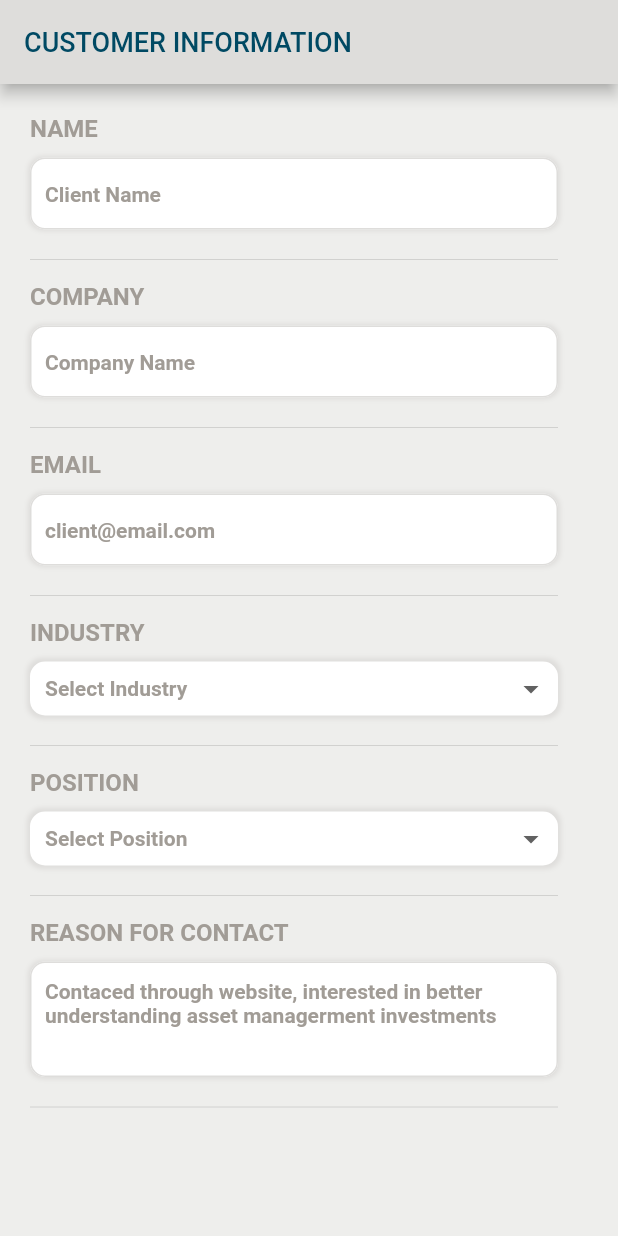
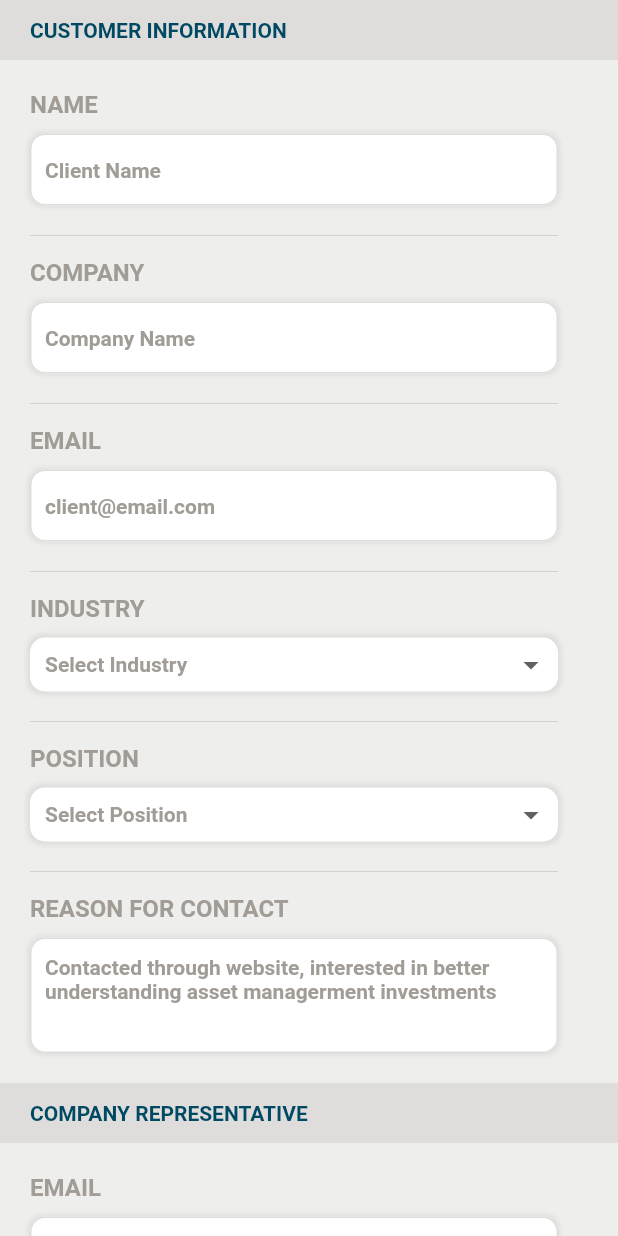
Before and after one commit to SonQBChau/brand_root_solution, a Flutter app: the screen it shows after launch, on a phone screen of 412 x 824 dp. Run offline on Flutter 3.47's test engine with Material 2 defaults, Android fonts, the phone set to English and light mode, and no system bars.

Commit message:
add representative widget

```diff
--- a/lib/screens/customer_info_page.dart
+++ b/lib/screens/customer_info_page.dart
@@ -1,17 +1,12 @@
 import 'package:flutter/material.dart';
+import 'package:sale_form_demo/data/form_texts.dart';
 import 'package:sale_form_demo/utils/app_color.dart';
 
 class CustomerInfoPage extends StatelessWidget {
   @override
   Widget build(BuildContext context) {
     return Scaffold(
-      appBar: AppBar(
-        title: Text(
-          'CUSTOMER INFORMATION',
-          style: TextStyle(color: colorBlue, fontSize: 18),
-        ),
-        backgroundColor: colorGrey20,
-      ),
+
       body: Container(
         decoration: BoxDecoration(color: colorGrey10),
         child: ListView(
@@ -24,14 +19,38 @@ class CustomerInfoPage extends StatelessWidget {
   List<Widget> _buildFormWidgets() {
     List<Widget> formWidget = new List();
 
+    formWidget.add(CustomerHeaderWidget());
     formWidget.add(ClientNameWidget());
     formWidget.add(CompanyNameWidget());
     formWidget.add(EmailWidget());
     formWidget.add(IndustryWidget());
     formWidget.add(PositionWidget());
     formWidget.add(ReasonWidget());
+    formWidget.add(RepresentativeHeadderWidget());
+    formWidget.add(EmailRepresentativeWidget());
+    formWidget.add(SizedBox(height:30));
 
     return formWidget;
+  }
+}
+
+class CustomerHeaderWidget extends StatelessWidget {
+  @override
+  Widget build(BuildContext context) {
+    return Container(
+      padding: EdgeInsets.only(left: 20, top: 12),
+      height: 40,
+      color: colorGrey20,
+      child: Text(
+        'CUSTOMER INFORMATION',
+        style: TextStyle(
+            color: colorBlue,
+            fontWeight: FontWeight.bold,
+            fontSize: 14),
+
+
+      ),
+    );
   }
 }
 
@@ -412,7 +431,7 @@ class ReasonWidget extends StatelessWidget {
                   borderSide: BorderSide(color: Colors.blue),
                   borderRadius: BorderRadius.all(Radius.circular(10.0)),
                 ),
-                hintText: 'Contaced through website, interested in better understanding asset managerment investments',
+                hintText: 'Contacted through website, interested in better understanding asset managerment investments',
                 hintStyle: TextStyle(
                     color: colorGrey,
                     fontWeight: FontWeight.w600,
@@ -423,11 +442,85 @@ class ReasonWidget extends StatelessWidget {
               maxLines: 3,
             ),
           ),
+          SizedBox(height: 20,),
+        ],
+      ),
+    );
+  }
+}
+
+class RepresentativeHeadderWidget extends StatelessWidget {
+  @override
+  Widget build(BuildContext context) {
+    return Container(
+      padding: EdgeInsets.only(left: 20, top: 12),
+      height: 40,
+      color: colorGrey20,
+      child: Text(
+          '$company REPRESENTATIVE',
+          style: TextStyle(
+            color: colorBlue,
+              fontWeight: FontWeight.bold,
+              fontSize: 14),
+
+
+      ),
+    );
+  }
+}
+
+
+class EmailRepresentativeWidget extends StatelessWidget {
+  @override
+  Widget build(BuildContext context) {
+    return Padding(
+      padding: const EdgeInsets.only(left: 20, right: 40, top: 20, bottom: 0),
+      child: Column(
+        crossAxisAlignment: CrossAxisAlignment.start,
+        children: <Widget>[
+          Text(
+            'EMAIL',
+            style: TextStyle(
+                color: colorGrey, fontWeight: FontWeight.bold, fontSize: 16),
+          ),
+          SizedBox(
+            height: 10,
+          ),
+          Container(
+            decoration: BoxDecoration(
+              boxShadow: [
+                BoxShadow(
+                  color: colorGrey20,
+                  blurRadius: 2.0, // has the effect of softening the shadow
+                  spreadRadius: 1.0, // has the effect of extending the shadow
+                )
+              ],
+              borderRadius: BorderRadius.circular(10),
+            ),
+            child: TextFormField(
+              decoration: InputDecoration(
+                contentPadding:
+                EdgeInsets.symmetric(vertical: 10, horizontal: 10),
+                enabledBorder: OutlineInputBorder(
+                  borderSide: BorderSide(color: colorGrey20),
+                  borderRadius: BorderRadius.all(Radius.circular(10.0)),
+                ),
+                focusedBorder: OutlineInputBorder(
+                  borderSide: BorderSide(color: Colors.blue),
+                  borderRadius: BorderRadius.all(Radius.circular(10.0)),
+                ),
+                hintText: 'solutionengineer@$company.com'.toLowerCase(),
+                hintStyle: TextStyle(
+                    color: colorGrey,
+                    fontWeight: FontWeight.w600,
+                    fontSize: 14),
+                fillColor: Colors.white,
+                filled: true,
+              ),
+            ),
+          ),
           SizedBox(
             height: 5,
-          ),
-          Divider(
-            height: 30,
           ),
         ],
       ),
```
